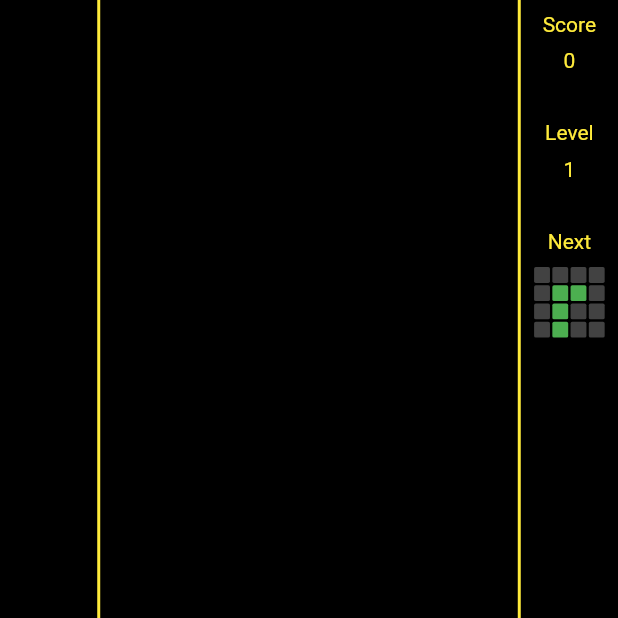
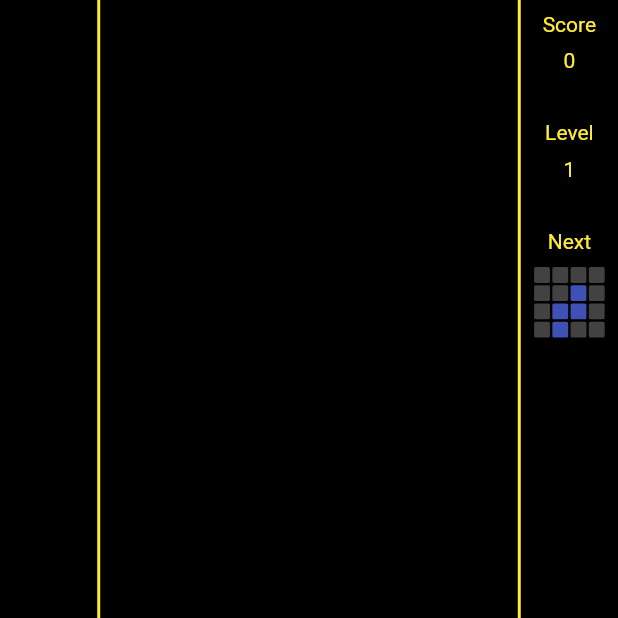
Before and after one commit to zeppelin-tt/tetris, a Flutter app: the screen it shows after launch, on a phone screen of 412 x 824 dp, the top half of it. Run offline on Flutter 3.47's test engine with Material 2 defaults, Android fonts, the light colour scheme and no system bars; our stand-ins replace assets_audio_player, flutter_bloc; statements that could not run were skipped.

Commit message:
new randomize function static color in Block refactoring

```diff
--- a/lib/blocks.dart
+++ b/lib/blocks.dart
@@ -1,9 +1,10 @@
-import 'package:tetris/randomizer.dart';
+import 'package:flutter/material.dart';
 
 class Block {
   List<int> location;
+  Color color;
 
-  Block(this.location);
+  Block(this.location, this.color);
 
   Block tryTwist() => copyWith(location: location);
 
@@ -18,12 +19,25 @@ class Block {
   Block copyWith({
     List<int> location,
   }) {
-    return Block(location ?? this.location);
+    return Block(location ?? this.location, color ?? this.color);
   }
 
   @override
   String toString() {
     return 'Block{location: $location}';
+  }
+
+  bool get isEmpty => location.isEmpty;
+
+  bool get isNotEmpty => location.isNotEmpty;
+
+  Map<int, Color> get nextLocationView {
+    final nextLocation = location.map((p) => p + 44).map((p) => p - (p / 12).floor() * 8).toList();
+    return Map.fromIterable(
+      List.generate(16, (i) => i),
+      key: (i) => i,
+      value: (i) => nextLocation.contains(i) ? color : Colors.grey[800],
+    );
   }
 
   int collisionShift(List<int> collisionPixels) {
@@ -78,7 +92,7 @@ class Block {
 }
 
 class EmptyBlock extends Block {
-  EmptyBlock() : super([]);
+  EmptyBlock() : super([], Colors.black);
 
   @override
   EmptyBlock copyWith({
@@ -89,7 +103,8 @@ class EmptyBlock extends Block {
 }
 
 class HeroBlock extends Block {
-  HeroBlock(List<int> locations) : super(locations);
+
+  HeroBlock(List<int> locations) : super(locations, Colors.yellow);
 
   static const initStates = [
     [-8, -7, -6, -5],
@@ -114,7 +129,7 @@ class HeroBlock extends Block {
 }
 
 class Smashboy extends Block {
-  Smashboy(List<int> locations) : super(locations);
+  Smashboy(List<int> locations) : super(locations, Colors.blue);
 
   static const initStates = [
     [-19, -18, -7, -6],
@@ -129,7 +144,7 @@ class Smashboy extends Block {
 }
 
 class Teewee extends Block {
-  Teewee(List<int> locations) : super(locations);
+  Teewee(List<int> locations) : super(locations, Colors.red);
 
   static const initStates = [
     [-8, -7, -6, -19],
@@ -161,7 +176,7 @@ class Teewee extends Block {
 }
 
 class RhodeIsland extends Block {
-  RhodeIsland(List<int> locations) : super(locations);
+  RhodeIsland(List<int> locations) : super(locations, Colors.green);
 
   static const initStates = [
     [-8, -7, -19, -18],
@@ -187,7 +202,7 @@ class RhodeIsland extends Block {
 }
 
 class Cleveland extends Block {
-  Cleveland(List<int> locations) : super(locations);
+  Cleveland(List<int> locations) : super(locations, Colors.indigo);
 
   static const initStates = [
     [-6, -7, -19, -20],
@@ -213,7 +228,7 @@ class Cleveland extends Block {
 }
 
 class OrangeRicky extends Block {
-  OrangeRicky(List<int> locations) : super(locations);
+  OrangeRicky(List<int> locations) : super(locations, Colors.orange);
 
   static const initStates = [
     [-31, -19, -7, -6],
@@ -245,7 +260,7 @@ class OrangeRicky extends Block {
 }
 
 class BlueRicky extends Block {
-  BlueRicky(List<int> locations) : super(locations);
+  BlueRicky(List<int> locations) : super(locations, Colors.pink);
 
   static const initStates = [
     [-7, -6, -18, -30],
--- a/lib/constants.dart
+++ b/lib/constants.dart
@@ -5,7 +5,7 @@ class Constants {
 
   static const glassSides = [0, 11];
 
-  static const scoresInLevel = 200;
+  static const scoresInLevel = 2000;
 
   static const firstLevelDurationMills = 800;
 
--- a/lib/game_cubit.dart
+++ b/lib/game_cubit.dart
@@ -4,13 +4,13 @@ import 'package:assets_audio_player/assets_audio_player.dart';
 import 'package:flutter/material.dart';
 import 'package:flutter_bloc/flutter_bloc.dart';
 import 'package:tetris/blocks.dart';
-import 'package:tetris/shape.dart';
 
 import 'constants.dart';
 import 'game_state.dart';
 import 'randomizer.dart';
 
 class GameCubit extends Cubit<GameState> {
+  Randomizer _randomizer;
   Duration _duration;
   bool onFastHorizontalMoving = false;
   bool onFastVerticalMoving = false;
@@ -24,11 +24,12 @@ class GameCubit extends Cubit<GameState> {
     @required int initialLevel,
   }) : super(GameState(
           glass: {},
-          oldBlock: Block([]),
-          shape: Shape.empty(),
-          nextShape: Shape.empty(),
+          oldBlock: EmptyBlock(),
+          currentBlock: EmptyBlock(),
+          nextBlock: EmptyBlock(),
           level: initialLevel,
-        )) {
+        ),) {
+    _randomizer = Randomizer();
     _initialLevel = initialLevel;
     _setDuration(initialLevel);
     _player = AssetsAudioPlayer.newPlayer();
@@ -55,20 +56,19 @@ class GameCubit extends Cubit<GameState> {
   }
 
   void startGame([Duration duration]) {
-    if (state.shape.isEmpty) {
-      state.shape = Randomizer.shape;
-      state.nextShape = Randomizer.shape;
+    if (state.currentBlock.isEmpty) {
+      state.currentBlock = _randomizer.block;
+      state.nextBlock = _randomizer.block;
       _shapeToGlass();
     }
     _timer = Timer.periodic(duration ?? _duration, (timer) async {
       if (_moveDown()) {
         return;
       }
-      final landingResult = _burningActions();
-      print(landingResult);
+      final landingResult = _landingActions();
       _landingSound(landingResult);
       if (!_gameOverCondition()) {
-        state.onNextShape();
+        state.onNextBlock(_randomizer.block);
         _addNewShape();
       }
       if (onFastVerticalMoving) {
@@ -148,11 +148,11 @@ class GameCubit extends Cubit<GameState> {
     }
   }
 
-  Block get currentBlock => state.shape.block;
+  Block get currentBlock => state.currentBlock;
 
   List<int> get currentLocation => currentBlock.location;
 
-  Color get currentColor => state.shape.color;
+  Color get currentColor => currentBlock.color;
 
   List<int> get oldLocation => state.oldBlock.location;
 
@@ -189,7 +189,7 @@ class GameCubit extends Cubit<GameState> {
     startGame();
   }
 
-  ResultShapeLanding _burningActions() {
+  ResultShapeLanding _landingActions() {
     final glassLines = state.glassLines;
     Map<int, Color> tempoMap = {};
     var lineCounter = 0;
@@ -202,7 +202,7 @@ class GameCubit extends Cubit<GameState> {
     });
     ResultShapeLanding result = ResultShapeLanding(linesBurned: lineCounter);
     if (lineCounter != 0) {
-      state.changeLocation(state.shape.block.tryMoveDown(lineCounter).location);
+      state.changeLocation(currentBlock.tryMoveDown(lineCounter).location);
       final score = state.score +  Constants.scores[lineCounter];
       final level = (score /  Constants.scoresInLevel).floor() + 1;
       if (level != state.level) {
@@ -223,7 +223,7 @@ class GameCubit extends Cubit<GameState> {
       await _player.open(Audio('assets/sounds/${Constants.burningSounds[result.linesBurned]}'), autoStart: true);
     }
     if (result.levelUpgrade) {
-      _player.open(Audio('assets/sounds/${Randomizer.levelUpgradeSound}'), autoStart: true);
+      _player.open(Audio('assets/sounds/${_randomizer.levelUpgradeSound}'), autoStart: true);
     }
   }
 
@@ -233,7 +233,7 @@ class GameCubit extends Cubit<GameState> {
       map[point] = Colors.black;
     }
     for (final point in newLocation ?? currentLocation) {
-      map[point] = state.shape.color;
+      map[point] = currentBlock.color;
     }
     emit(state.copyWith(glass: map));
   }
@@ -241,7 +241,7 @@ class GameCubit extends Cubit<GameState> {
   void _addNewShape() {
     Map<int, Color> map = state.glass;
     for (final point in currentLocation) {
-      map[point] = state.shape.color;
+      map[point] = currentBlock.color;
     }
     emit(state.copyWith(glass: map));
   }
--- a/lib/game_state.dart
+++ b/lib/game_state.dart
@@ -1,14 +1,13 @@
 import 'package:flutter/material.dart';
 import 'package:tetris/randomizer.dart';
-import 'package:tetris/shape.dart';
 
 import 'blocks.dart';
 
 class GameState {
   Map<int, Color> glass;
   bool isGameOver;
-  Shape shape;
-  Shape nextShape;
+  Block currentBlock;
+  Block nextBlock;
   Block oldBlock;
   bool onPause;
   bool soundOn;
@@ -17,8 +16,8 @@ class GameState {
 
   GameState({
     this.glass,
-    this.shape,
-    this.nextShape,
+    this.currentBlock,
+    this.nextBlock,
     this.oldBlock,
     this.isGameOver = false,
     this.onPause = false,
@@ -32,13 +31,13 @@ class GameState {
   }
 
   void changeLocation(List<int> newLocation) {
-    oldBlock.location = List.of(shape.block.location);
-    shape.block.changeLocation(newLocation);
+    oldBlock.location = List.of(currentBlock.location);
+    currentBlock.changeLocation(newLocation);
   }
 
-  void onNextShape() {
-    shape = nextShape.copyWith();
-    nextShape = Randomizer.shape;
+  void onNextBlock(Block block) {
+    currentBlock = nextBlock.copyWith();
+    nextBlock = block;
   }
 
   Map<int, Map<int, Color>> get glassLines {
@@ -64,8 +63,8 @@ class GameState {
   GameState copyWith({
     Map<int, Color> glass,
     bool isGameOver,
-    Shape shape,
-    Shape nextShape,
+    Block currentBlock,
+    Block nextBlock,
     Block oldBlock,
     bool onPause,
     bool soundOn,
@@ -75,8 +74,8 @@ class GameState {
     return GameState(
       glass: glass ?? this.glass,
       isGameOver: isGameOver ?? this.isGameOver,
-      shape: shape ?? this.shape,
-      nextShape: nextShape ?? this.nextShape,
+      currentBlock: currentBlock ?? this.currentBlock,
+      nextBlock: nextBlock ?? this.nextBlock,
       oldBlock: oldBlock ?? this.oldBlock,
       onPause: onPause ?? this.onPause,
       soundOn: soundOn ?? this.soundOn,
--- a/lib/main.dart
+++ b/lib/main.dart
@@ -144,7 +144,7 @@ class GamePage extends StatelessWidget {
                                               height: sideWidth * .75 / 4.6,
                                               width: sideWidth * .75 / 4.6,
                                               decoration: BoxDecoration(
-                                                color: game.nextShape.nextLocationView[index],
+                                                color: game.nextBlock.nextLocationView[index],
                                                 borderRadius: BorderRadius.circular(sideWidth * .08 / 4.6),
                                               ),
                                             ),
--- a/lib/randomizer.dart
+++ b/lib/randomizer.dart
@@ -1,50 +1,72 @@
 import 'dart:math';
-
-import 'package:flutter/material.dart';
-import 'package:tetris/shape.dart';
 
 import 'blocks.dart';
 import 'constants.dart';
 
 class Randomizer {
-  static final _rnd = Random();
+  final _rnd = Random();
+  Map<int, BlockType> pool;
+  Map<BlockType, int> counters;
 
-  static Shape get shape {
+  Randomizer() {
+    initPoolAndCounters();
+  }
+
+  void initPoolAndCounters() {
+    final list = BlockType.values.expand((b) => List.generate(7, (_) => b)).toList();
+    var counter = 0;
+    pool = {for (var i in list) counter++: i};
+    counters = {for (var i in BlockType.values) i: 0};
+  }
+
+  void increaseCounter(BlockType currentType) {
+    for (var type in BlockType.values) {
+      counters[type] = currentType == type ? 0 : ++counters[type];
+    }
+  }
+
+  BlockType get maxAntiquityType {
+    return counters.entries.reduce((curr, next) => curr.value > next.value ? curr : next).key;
+  }
+
+  Block get block {
     Block block;
-    final blocks = Blocks.values;
-    switch (blocks[_rnd.nextInt(Blocks.values.length)]) {
-      case Blocks.smashboy:
+    final blockIndex = _rnd.nextInt(pool.length);
+    final blockType = pool[blockIndex];
+    switch (blockType) {
+      case BlockType.smashboy:
         block = Smashboy(Smashboy.initStates.first);
         break;
-      case Blocks.orange_ricky:
+      case BlockType.orange_ricky:
         block = OrangeRicky(OrangeRicky.initStates[_rnd.nextInt(OrangeRicky.initStates.length)]);
         break;
-      case Blocks.blue_ricky:
+      case BlockType.blue_ricky:
         block = BlueRicky(BlueRicky.initStates[_rnd.nextInt(BlueRicky.initStates.length)]);
         break;
-      case Blocks.rhode_island:
+      case BlockType.rhode_island:
         block = RhodeIsland(RhodeIsland.initStates[_rnd.nextInt(RhodeIsland.initStates.length)]);
         break;
-      case Blocks.cleveland:
+      case BlockType.cleveland:
         block = Cleveland(Cleveland.initStates[_rnd.nextInt(Cleveland.initStates.length)]);
         break;
-      case Blocks.hero_block:
+      case BlockType.hero_block:
         block = HeroBlock(HeroBlock.initStates[_rnd.nextInt(HeroBlock.initStates.length)]);
         break;
-      case Blocks.teewee:
+      case BlockType.teewee:
         block = Teewee(Teewee.initStates[_rnd.nextInt(Teewee.initStates.length)]);
         break;
     }
-    return Shape(block: block, color: color);
+    pool[blockIndex] = maxAntiquityType;
+    increaseCounter(blockType);
+    print(counters);
+    return block;
   }
 
-  static String get levelUpgradeSound {
+  String get levelUpgradeSound {
     return Constants.levelUpgradeSounds[_rnd.nextInt(Constants.levelUpgradeSounds.length)];
   }
 
-  static String get layoutSound => Constants.layoutSounds[_rnd.nextInt(Constants.layoutSounds.length)];
-
-  static Color get color => Constants.colorList[_rnd.nextInt(Constants.colorList.length)];
+  String get layoutSound => Constants.layoutSounds[_rnd.nextInt(Constants.layoutSounds.length)];
 }
 
-enum Blocks { smashboy, orange_ricky, blue_ricky, rhode_island, cleveland, hero_block, teewee }
+enum BlockType { smashboy, orange_ricky, blue_ricky, rhode_island, cleveland, hero_block, teewee }
--- a/lib/shape.dart
+++ /dev/null
@@ -1,44 +0,0 @@
-import 'package:flutter/material.dart';
-
-import 'blocks.dart';
-
-class Shape {
-  Block block;
-  Color color;
-
-  Shape({
-    this.block,
-    this.color,
-  });
-
-  Shape.empty() {
-    block = EmptyBlock();
-    color = Colors.black;
-  }
-
-  bool get isEmpty => block.location.isEmpty;
-
-  bool get isNotEmpty => block.location.isNotEmpty;
-
-  Map<int, Color> get nextLocationView {
-    final nextLocation = block.location.map((p) => p + 44).map((p) => p - (p / 12).floor() * 8).toList();
-    return Map.fromIterable(
-      List.generate(16, (i) => i),
-      key: (i) => i,
-      value: (i) => nextLocation.contains(i) ? color : Colors.grey[800],
-    );
-  }
-
-  Shape copyWith({
-    Block block,
-    Color color,
-  }) {
-    return Shape(
-      block: block ?? this.block,
-      color: color ?? this.color,
-    );
-  }
-
-  @override
-  String toString() => 'Shape{block: $block, color: $color}';
-}
```
